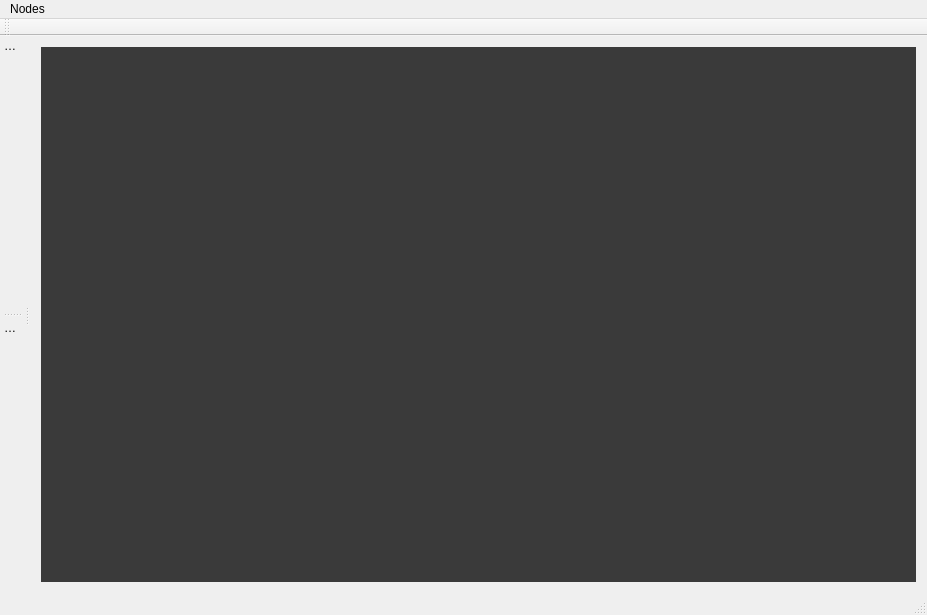
Above: ccs/mainwindow.ui from bisegni/chaosframework before the change. Below: the same form after it.
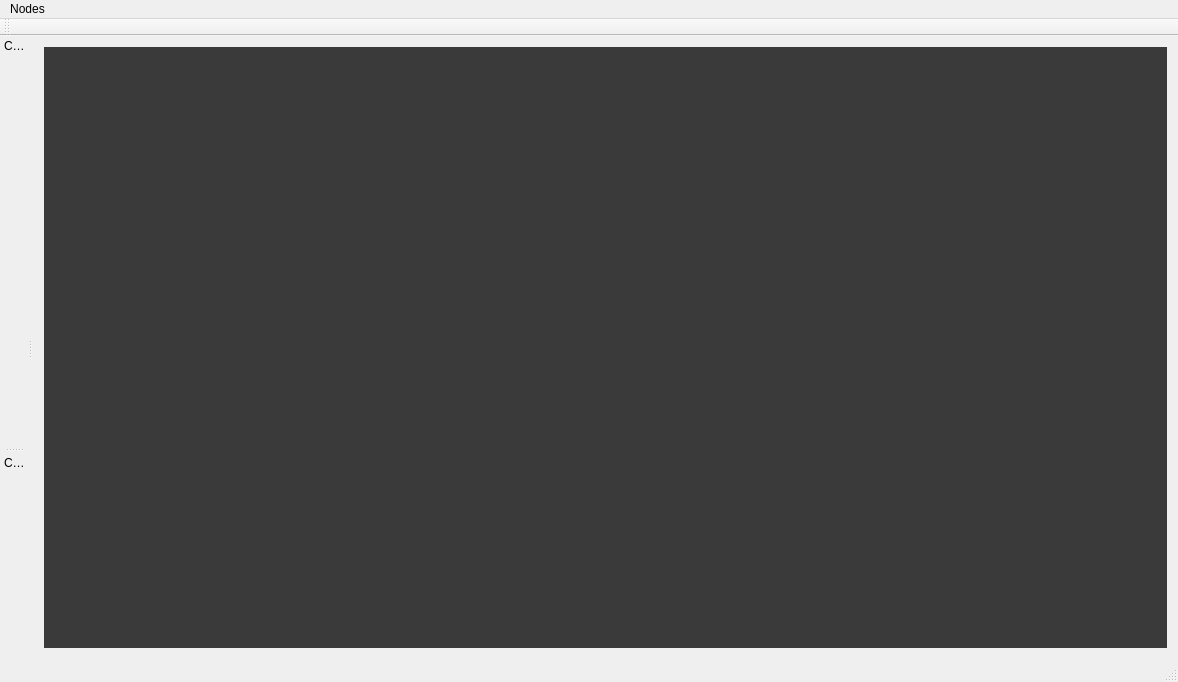
That is the form after the change.

Patch:
```diff
--- a/ccs/mainwindow.ui
+++ b/ccs/mainwindow.ui
@@ -6,13 +6,16 @@
    <rect>
     <x>0</x>
     <y>0</y>
-    <width>927</width>
-    <height>615</height>
+    <width>1178</width>
+    <height>682</height>
    </rect>
   </property>
   <property name="windowTitle">
    <string>!CHAOS Control Studio</string>
   </property>
+  <property name="documentMode">
+   <bool>false</bool>
+  </property>
   <property name="dockOptions">
    <set>QMainWindow::AllowNestedDocks|QMainWindow::AllowTabbedDocks|QMainWindow::AnimatedDocks|QMainWindow::VerticalTabs</set>
   </property>
@@ -59,7 +62,7 @@
     <rect>
      <x>0</x>
      <y>0</y>
-     <width>927</width>
+     <width>1178</width>
      <height>22</height>
     </rect>
    </property>
@@ -69,7 +72,7 @@
    <widget class="QMenu" name="menuNodes">
     <property name="font">
      <font>
-      <pointsize>12</pointsize>
+      <pointsize>11</pointsize>
      </font>
     </property>
     <property name="title">
@@ -87,12 +90,18 @@
     <bool>false</bool>
    </attribute>
   </widget>
-  <widget class="QStatusBar" name="statusBar"/>
+  <widget class="QStatusBar" name="statusBar">
+   <property name="font">
+    <font>
+     <pointsize>11</pointsize>
+    </font>
+   </property>
+  </widget>
   <widget class="QDockWidget" name="dockCommand">
    <property name="minimumSize">
     <size>
-     <width>0</width>
-     <height>0</height>
+     <width>27</width>
+     <height>38</height>
     </size>
    </property>
    <property name="features">
```
Left out of the diff: 7 changed lines with no effect on the pictures.
